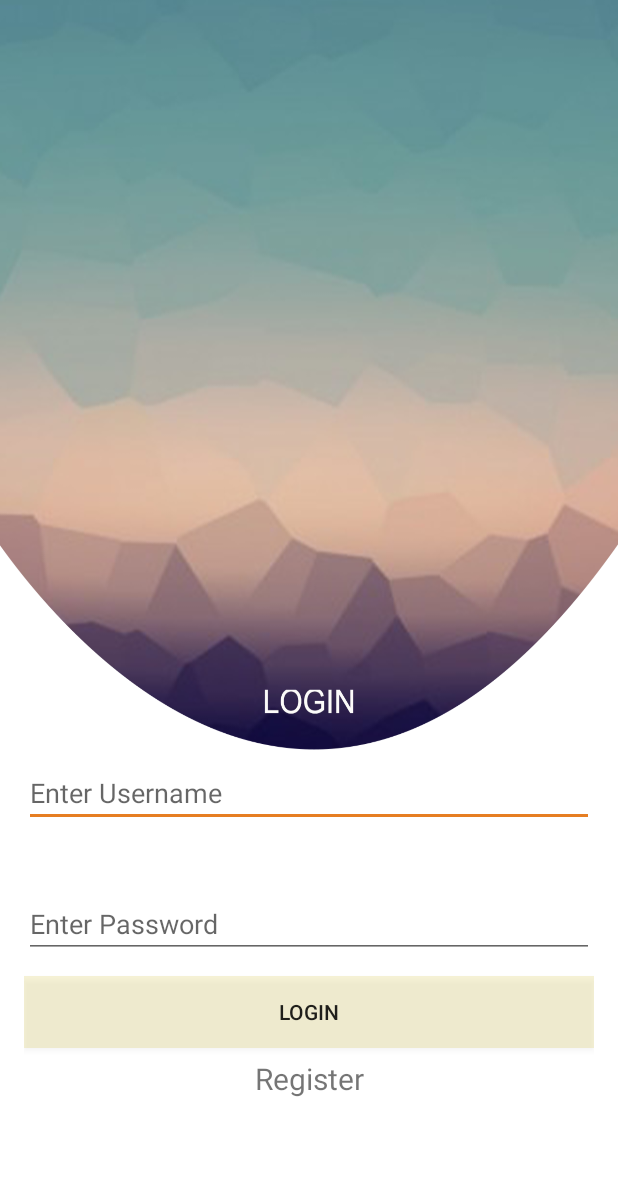
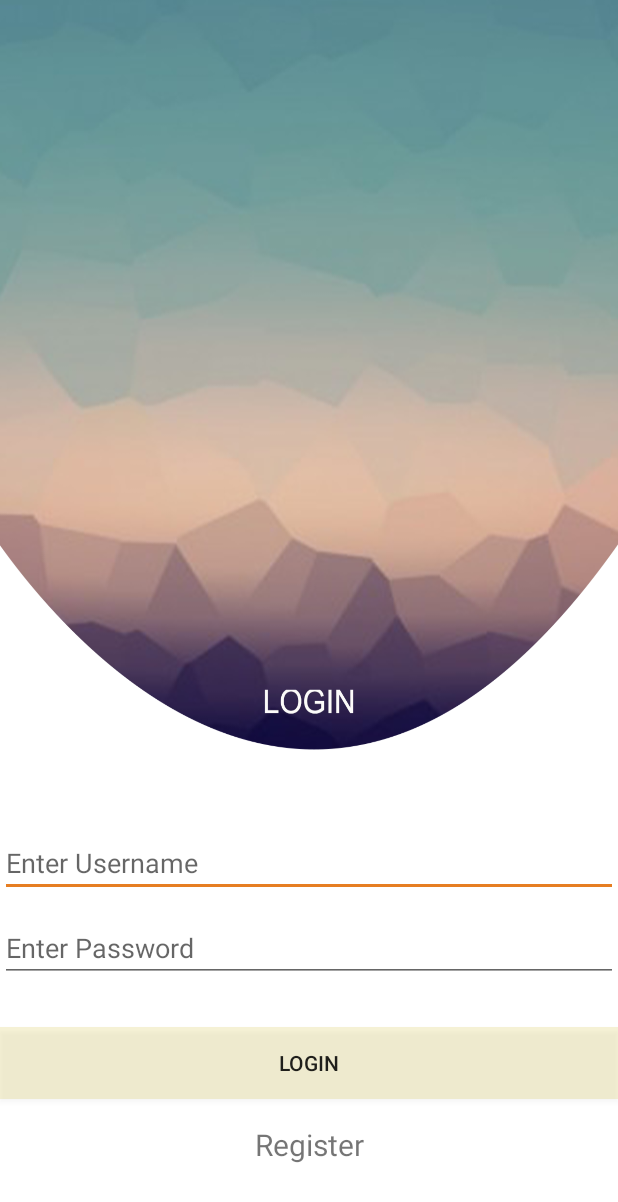
Before and after one commit to iSarcastic99/FirstLoveYourself, an Android app: the screen it shows after launch (Login), on a phone screen of 412 x 824 dp. Shown: the top 1202 px of the screen. Run offline under Robolectric (Android 15) with nearby library versions, the phone set to English and light mode, and no system bars; our stand-ins replace Volley.

Commit message:
Improved Login UI

```diff
--- a/app/src/main/java/com/example/nav/MainActivity.java
+++ b/app/src/main/java/com/example/nav/MainActivity.java
@@ -68,13 +68,11 @@ public class MainActivity extends AppCompatActivity implements NavigationView.On
         ActionBarDrawerToggle toggle = new ActionBarDrawerToggle(this,drawer,toolbar,R.string.navigation_drawer_open,R.string.navigation_drawer_close);
         drawer.addDrawerListener(toggle);
         toggle.syncState();
-
     }
 
     @Override
     public boolean onNavigationItemSelected(@NonNull MenuItem menuItem) {
         switch (menuItem.getItemId()){
-
             case R.id.nav_videos:
                Intent intent1 = new Intent(MainActivity.this, videos.class);
                startActivity(intent1);
@@ -131,9 +129,4 @@ public class MainActivity extends AppCompatActivity implements NavigationView.On
               finish();
         }
     }
-
-    public void doSomething(View view) {
-        Intent intent = new Intent(MainActivity.this, Counselor.class);
-        startActivity(intent);
-    }
 }
--- a/app/src/main/res/layout/activity_login.xml
+++ b/app/src/main/res/layout/activity_login.xml
@@ -7,10 +7,6 @@
     android:background="@drawable/loginreborn"
     android:gravity="center"
     android:orientation="vertical"
-    android:paddingLeft="@dimen/activity_horizontal_margin"
-    android:paddingTop="@dimen/activity_vertical_margin"
-    android:paddingRight="@dimen/activity_horizontal_margin"
-    android:paddingBottom="@dimen/activity_vertical_margin"
     tools:context="com.example.nav.Login">
 
 
@@ -18,7 +14,6 @@
         android:id="@+id/username"
         android:layout_width="match_parent"
         android:layout_height="wrap_content"
-        android:layout_marginTop="380dp"
         android:hint="@string/enter_username"
         android:inputType="text"
         android:maxLines="1"
@@ -26,7 +21,7 @@
         app:layout_constraintEnd_toEndOf="parent"
         app:layout_constraintStart_toStartOf="parent"
         app:layout_constraintTop_toTopOf="parent"
-        app:layout_constraintVertical_bias="0.3"
+        app:layout_constraintVertical_bias="0.71"
         app:layout_constraintHorizontal_bias="0.03"/>
     <EditText
         android:id="@+id/password"
@@ -40,7 +35,7 @@
         app:layout_constraintEnd_toEndOf="parent"
         app:layout_constraintStart_toStartOf="parent"
         app:layout_constraintTop_toTopOf="parent"
-        app:layout_constraintVertical_bias="0.77"
+        app:layout_constraintVertical_bias="0.78"
         app:layout_constraintHorizontal_bias="0.03"/>
 
 
@@ -55,7 +50,7 @@
         app:layout_constraintEnd_toEndOf="parent"
         app:layout_constraintStart_toStartOf="parent"
         app:layout_constraintTop_toTopOf="parent"
-        app:layout_constraintVertical_bias="0.85"
+        app:layout_constraintVertical_bias="0.88"
         app:layout_constraintHorizontal_bias="0.03"/>
 
 
@@ -71,7 +66,7 @@
         app:layout_constraintEnd_toEndOf="parent"
         app:layout_constraintStart_toStartOf="parent"
         app:layout_constraintTop_toTopOf="parent"
-        app:layout_constraintVertical_bias="0.9"
+        app:layout_constraintVertical_bias="0.94"
         app:layout_constraintHorizontal_bias="0.03"/>
 
 
```
